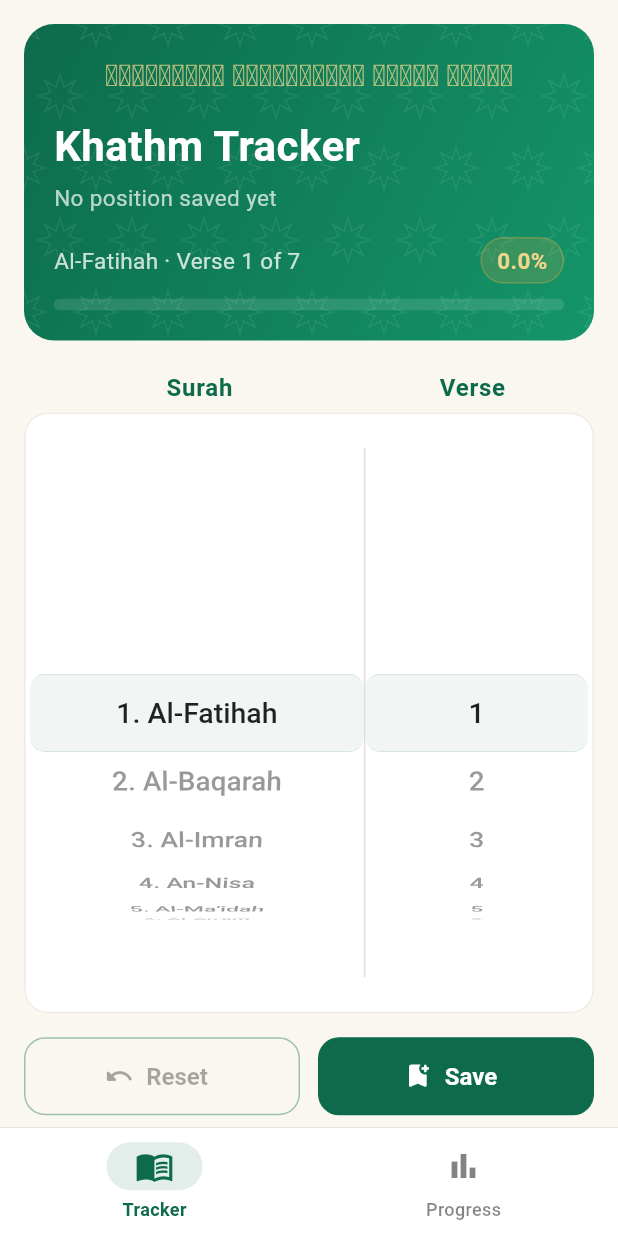
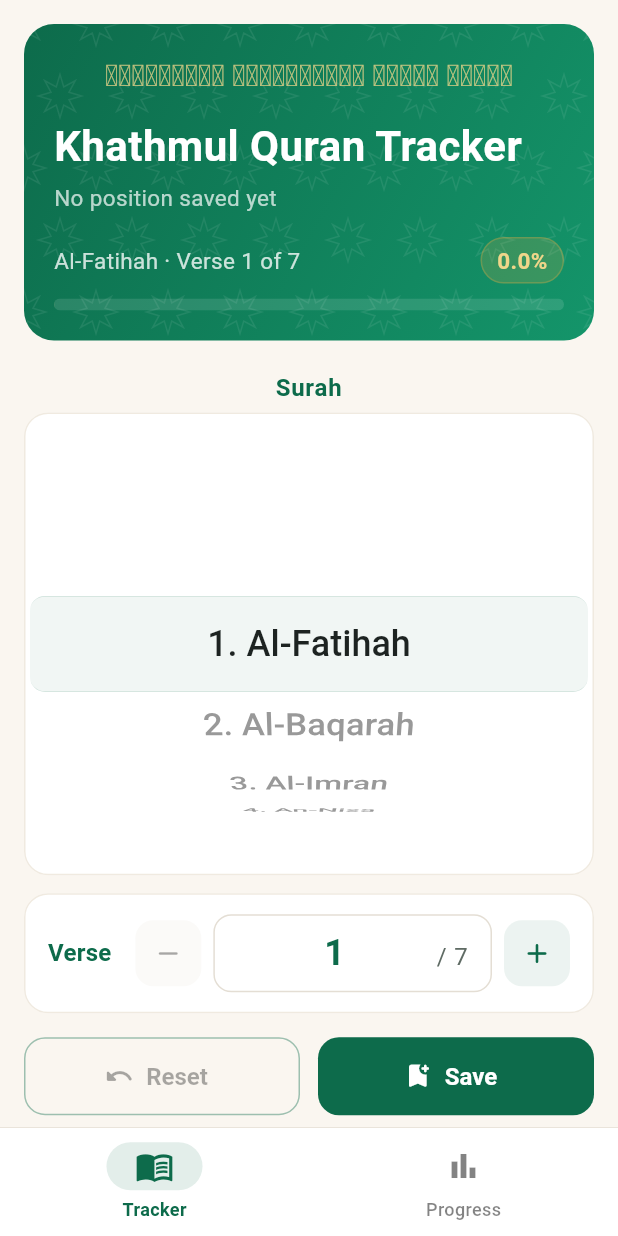
Before and after one commit to msmoosa/khathmulqurantracker, a Flutter app: the screen it shows after launch, on a phone screen of 412 x 824 dp. Run offline on Flutter 3.47's test engine with Material 3 defaults, Android fonts, the phone set to English and light mode, and no system bars; our stand-ins replace fl_chart, shared_preferences.

Commit message:
Updated app icons and name

```diff
--- a/lib/main.dart
+++ b/lib/main.dart
@@ -20,7 +20,7 @@ class KhathmTrackerApp extends StatelessWidget {
   @override
   Widget build(BuildContext context) {
     return MaterialApp(
-      title: 'Khathm Tracker',
+      title: 'Khathmul Quran Tracker',
       debugShowCheckedModeBanner: false,
       theme: lightTheme(),
       darkTheme: darkTheme(),
--- a/lib/screens/tracker_screen.dart
+++ b/lib/screens/tracker_screen.dart
@@ -17,12 +17,14 @@ class TrackerScreen extends StatefulWidget {
 }
 
 class _TrackerScreenState extends State<TrackerScreen> {
-  static const _itemExtent = 52.0;
+  static const _itemExtent = 64.0;
 
   late int _surah;
   late int _verse;
   late final FixedExtentScrollController _surahCtrl;
   late final FixedExtentScrollController _verseCtrl;
+  late final TextEditingController _verseTextCtrl;
+  final _verseFocus = FocusNode();
 
   @override
   void initState() {
@@ -32,6 +34,7 @@ class _TrackerScreenState extends State<TrackerScreen> {
     _verse = last?.verse ?? 1;
     _surahCtrl = FixedExtentScrollController(initialItem: _surah - 1);
     _verseCtrl = FixedExtentScrollController(initialItem: _verse - 1);
+    _verseTextCtrl = TextEditingController(text: '$_verse');
     widget.store.addListener(_onStoreChanged);
   }
 
@@ -42,6 +45,8 @@ class _TrackerScreenState extends State<TrackerScreen> {
     widget.store.removeListener(_onStoreChanged);
     _surahCtrl.dispose();
     _verseCtrl.dispose();
+    _verseTextCtrl.dispose();
+    _verseFocus.dispose();
     super.dispose();
   }
 
@@ -59,6 +64,7 @@ class _TrackerScreenState extends State<TrackerScreen> {
       _surah = index + 1;
       if (_verse > count) _verse = count;
     });
+    _verseTextCtrl.text = '$_verse';
     WidgetsBinding.instance.addPostFrameCallback((_) {
       if (_verseCtrl.hasClients && _verseCtrl.selectedItem != _verse - 1) {
         _verseCtrl.jumpToItem(_verse - 1);
@@ -66,15 +72,28 @@ class _TrackerScreenState extends State<TrackerScreen> {
     });
   }
 
+  void _onVerseSubmitted(String text) {
+    final parsed = int.tryParse(text);
+    if (parsed == null || parsed < 1 || parsed > _current.verseCount) {
+      _verseTextCtrl.text = '$_verse';
+      return;
+    }
+    setState(() => _verse = parsed);
+    _verseCtrl.jumpToItem(parsed - 1);
+    _verseFocus.unfocus();
+  }
+
   Future<void> _save() async {
     await widget.store.save(_surah, _verse);
     if (!mounted) return;
     ScaffoldMessenger.of(context)
       ..hideCurrentSnackBar()
-      ..showSnackBar(SnackBar(
+      ..showSnackBar(
+        SnackBar(
           content: Text('Saved ${_current.name} $_surah:$_verse'),
           duration: const Duration(seconds: 2),
-      ));
+        ),
+      );
   }
 
   void _reset() {
@@ -85,6 +104,7 @@ class _TrackerScreenState extends State<TrackerScreen> {
       _surah = surah;
       _verse = verse;
     });
+    _verseTextCtrl.text = '$verse';
     _surahCtrl.jumpToItem(surah - 1);
     WidgetsBinding.instance.addPostFrameCallback((_) {
       if (_verseCtrl.hasClients) _verseCtrl.jumpToItem(verse - 1);
@@ -104,7 +124,7 @@ class _TrackerScreenState extends State<TrackerScreen> {
         children: [
           // Header with Islamic pattern
           IslamicHeader(
-            title: 'Khathm Tracker',
+            title: 'Khathmul Quran Tracker',
             subtitle: last == null
                 ? 'No position saved yet'
                 : 'Last: ${surahs[last.surah - 1].name} '
@@ -120,14 +140,8 @@ class _TrackerScreenState extends State<TrackerScreen> {
 
           const SizedBox(height: 20),
 
-          // Picker labels
-          Padding(
-            padding: const EdgeInsets.symmetric(horizontal: 8),
-            child: Row(
-              children: [
-                Expanded(
-                  flex: 3,
-                  child: Text(
+          // Surah label
+          Text(
             'Surah',
             textAlign: TextAlign.center,
             style: theme.textTheme.titleMedium?.copyWith(
@@ -136,33 +150,13 @@ class _TrackerScreenState extends State<TrackerScreen> {
               letterSpacing: 0.5,
             ),
           ),
-                ),
-                Expanded(
-                  flex: 2,
-                  child: Text(
-                    'Verse',
-                    textAlign: TextAlign.center,
-                    style: theme.textTheme.titleMedium?.copyWith(
-                      color: theme.colorScheme.primary,
-                      fontWeight: FontWeight.w600,
-                      letterSpacing: 0.5,
-                    ),
-                  ),
-                ),
-              ],
-            ),
-          ),
           const SizedBox(height: 4),
 
-          // Pickers
+          // Surah picker — shows ~3 items
           Expanded(
             child: Card(
               child: Padding(
                 padding: const EdgeInsets.symmetric(vertical: 8, horizontal: 4),
-                child: Row(
-                  children: [
-                    Expanded(
-                      flex: 3,
                 child: CupertinoPicker.builder(
                   scrollController: _surahCtrl,
                   itemExtent: _itemExtent,
@@ -172,42 +166,105 @@ class _TrackerScreenState extends State<TrackerScreen> {
                   itemBuilder: (context, i) => Center(
                     child: Text(
                       '${surahs[i].number}. ${surahs[i].name}',
-                            style: theme.textTheme.titleLarge?.copyWith(
+                      style: theme.textTheme.headlineSmall?.copyWith(
                         fontWeight: FontWeight.w500,
-                              fontSize: 19,
                       ),
                       overflow: TextOverflow.ellipsis,
                     ),
                   ),
                 ),
               ),
-                    Container(
-                      width: 1,
-                      margin: const EdgeInsets.symmetric(vertical: 16),
+            ),
+          ),
+
+          const SizedBox(height: 12),
+
+          // Verse input — editable text field with scroll buttons
+          Card(
+            child: Padding(
+              padding: const EdgeInsets.symmetric(horizontal: 16, vertical: 14),
+              child: Row(
+                children: [
+                  Text(
+                    'Verse',
+                    style: theme.textTheme.titleMedium?.copyWith(
+                      color: theme.colorScheme.primary,
+                      fontWeight: FontWeight.w600,
+                    ),
+                  ),
+                  const SizedBox(width: 16),
+                  _VerseButton(
+                    icon: Icons.remove_rounded,
+                    onPressed: _verse > 1
+                        ? () {
+                            setState(() => _verse--);
+                            _verseTextCtrl.text = '$_verse';
+                            _verseCtrl.jumpToItem(_verse - 1);
+                          }
+                        : null,
+                    theme: theme,
+                  ),
+                  const SizedBox(width: 8),
+                  Expanded(
+                    child: TextField(
+                      controller: _verseTextCtrl,
+                      focusNode: _verseFocus,
+                      keyboardType: TextInputType.number,
+                      textAlign: TextAlign.center,
+                      style: theme.textTheme.headlineSmall?.copyWith(
+                        fontWeight: FontWeight.w600,
+                        color: theme.colorScheme.primary,
+                      ),
+                      decoration: InputDecoration(
+                        isDense: true,
+                        contentPadding: const EdgeInsets.symmetric(
+                          horizontal: 12,
+                          vertical: 10,
+                        ),
+                        border: OutlineInputBorder(
+                          borderRadius: BorderRadius.circular(12),
+                          borderSide: BorderSide(
                             color: theme.colorScheme.outlineVariant,
                           ),
-                    Expanded(
-                      flex: 2,
-                      child: CupertinoPicker.builder(
-                        scrollController: _verseCtrl,
-                        itemExtent: _itemExtent,
-                        onSelectedItemChanged: (i) =>
-                            setState(() => _verse = i + 1),
-                        selectionOverlay: _selectionOverlay(context),
-                        childCount: _current.verseCount,
-                        itemBuilder: (context, i) => Center(
-                          child: Text(
-                            '${i + 1}',
-                            style: theme.textTheme.titleLarge?.copyWith(
-                              fontWeight: FontWeight.w500,
-                              fontSize: 19,
+                        ),
+                        enabledBorder: OutlineInputBorder(
+                          borderRadius: BorderRadius.circular(12),
+                          borderSide: BorderSide(
+                            color: theme.colorScheme.outlineVariant,
                           ),
                         ),
+                        focusedBorder: OutlineInputBorder(
+                          borderRadius: BorderRadius.circular(12),
+                          borderSide: BorderSide(
+                            color: theme.colorScheme.primary,
+                            width: 1.5,
                           ),
                         ),
+                        suffixText: '/ ${_current.verseCount}',
+                        suffixStyle: theme.textTheme.bodyLarge?.copyWith(
+                          color: theme.colorScheme.onSurfaceVariant,
+                        ),
+                      ),
+                      onSubmitted: _onVerseSubmitted,
+                      onTapOutside: (_) {
+                        _onVerseSubmitted(_verseTextCtrl.text);
+                        _verseFocus.unfocus();
+                      },
+                    ),
+                  ),
+                  const SizedBox(width: 8),
+                  _VerseButton(
+                    icon: Icons.add_rounded,
+                    onPressed: _verse < _current.verseCount
+                        ? () {
+                            setState(() => _verse++);
+                            _verseTextCtrl.text = '$_verse';
+                            _verseCtrl.jumpToItem(_verse - 1);
+                          }
+                        : null,
+                    theme: theme,
                   ),
                 ],
-                ),
               ),
             ),
           ),
@@ -248,6 +305,40 @@ class _TrackerScreenState extends State<TrackerScreen> {
         border: Border(
           top: BorderSide(color: primary.withAlpha(40), width: 0.5),
           bottom: BorderSide(color: primary.withAlpha(40), width: 0.5),
+        ),
+      ),
+    );
+  }
+}
+
+class _VerseButton extends StatelessWidget {
+  const _VerseButton({
+    required this.icon,
+    required this.onPressed,
+    required this.theme,
+  });
+
+  final IconData icon;
+  final VoidCallback? onPressed;
+  final ThemeData theme;
+
+  @override
+  Widget build(BuildContext context) {
+    return SizedBox(
+      width: 44,
+      height: 44,
+      child: IconButton.filled(
+        onPressed: onPressed,
+        icon: Icon(icon, size: 22),
+        style: IconButton.styleFrom(
+          backgroundColor: theme.colorScheme.primary.withAlpha(20),
+          foregroundColor: theme.colorScheme.primary,
+          disabledBackgroundColor: theme.colorScheme.outlineVariant.withAlpha(
+            40,
+          ),
+          shape: RoundedRectangleBorder(
+            borderRadius: BorderRadius.circular(12),
+          ),
         ),
       ),
     );
```
Also changed, not shown: pubspec.yaml (+9 -0 lines), assets/icon_khathmtracker.png (added), pubspec.lock, 40 other files. Lines whose indentation alone changed are shown as unchanged.
